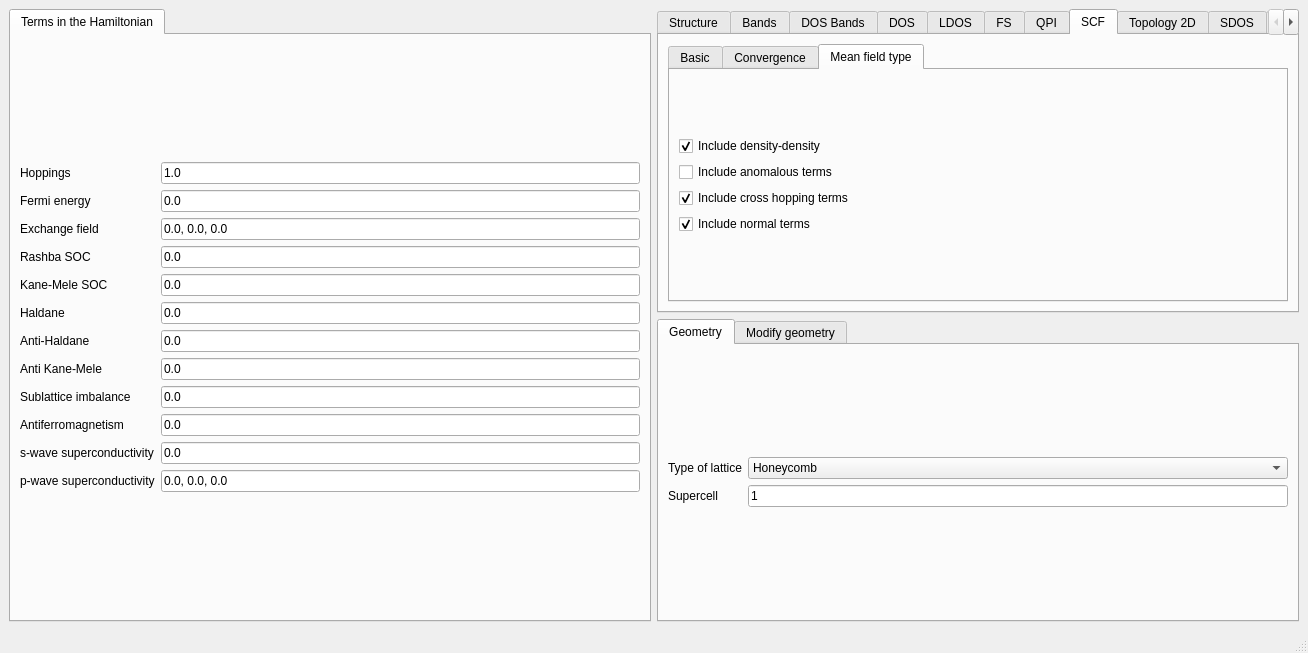
Old version of the form interface-pyqt/2d/interface.ui in the repository joselado/quantum-lattice.
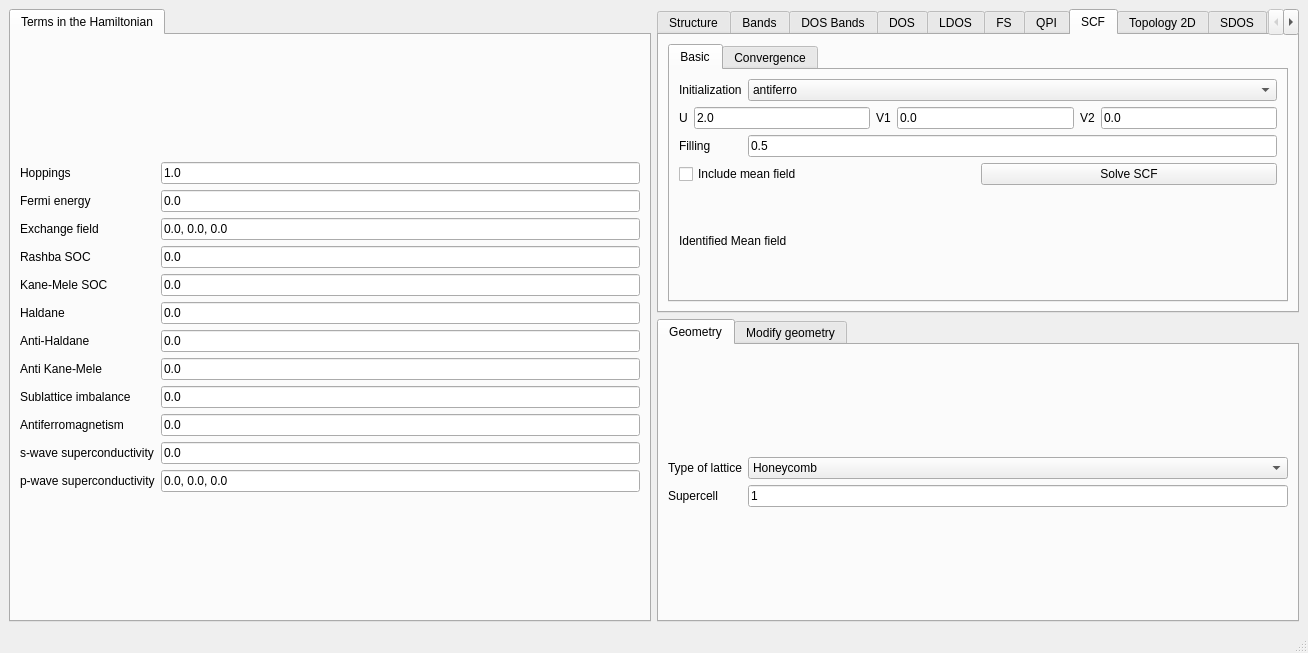
New version of the form. The open tabs and pages were chosen to show the change.

The edit to the form file:
```diff
--- a/interface-pyqt/2d/interface.ui
+++ b/interface-pyqt/2d/interface.ui
@@ -1132,69 +1132,6 @@
             </item>
            </layout>
           </widget>
-          <widget class="QWidget" name="tab_17">
-           <attribute name="title">
-            <string>Mean field type</string>
-           </attribute>
-           <layout class="QGridLayout" name="gridLayout_31">
-            <item row="0" column="0">
-             <layout class="QGridLayout" name="gridLayout_30">
-              <item row="1" column="0">
-               <widget class="QCheckBox" name="compute_anomalous">
-                <property name="toolTip">
-                 <string>Include spontaneous superconducting terms</string>
-                </property>
-                <property name="text">
-                 <string>Include anomalous terms</string>
-                </property>
-                <property name="checked">
-                 <bool>false</bool>
-                </property>
-               </widget>
-              </item>
-              <item row="0" column="0">
-               <widget class="QCheckBox" name="compute_dd">
-                <property name="toolTip">
-                 <string>Include density-density mean fields, this include magnetization in the z-direction and density renormalization</string>
-                </property>
-                <property name="text">
-                 <string>Include density-density</string>
-                </property>
-                <property name="checked">
-                 <bool>true</bool>
-                </property>
-               </widget>
-              </item>
-              <item row="2" column="0">
-               <widget class="QCheckBox" name="compute_cross">
-                <property name="toolTip">
-                 <string>Include spontaneous hopping terms, this includes X/Y magnetization and spontaneous hopping</string>
-                </property>
-                <property name="text">
-                 <string>Include cross hopping terms</string>
-                </property>
-                <property name="checked">
-                 <bool>true</bool>
-                </property>
-               </widget>
-              </item>
-              <item row="3" column="0">
-               <widget class="QCheckBox" name="compute_normal">
-                <property name="toolTip">
-                 <string>Include normal terms in the mean field Hamiltonian</string>
-                </property>
-                <property name="text">
-                 <string>Include normal terms</string>
-                </property>
-                <property name="checked">
-                 <bool>true</bool>
-                </property>
-               </widget>
-              </item>
-             </layout>
-            </item>
-           </layout>
-          </widget>
          </widget>
         </item>
        </layout>
```
